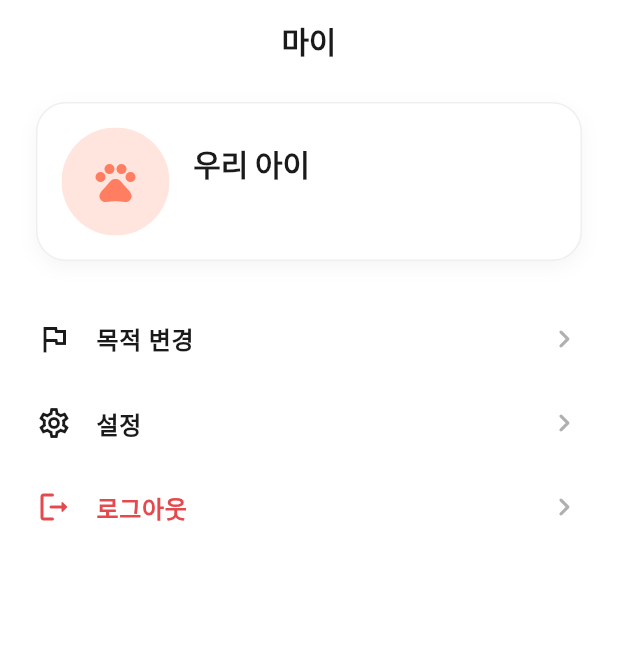
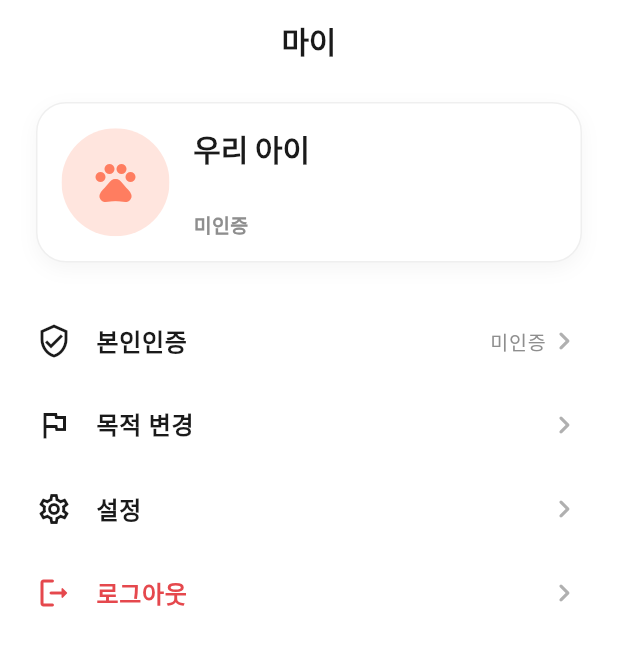
Before and after one commit to kyonghyun226/petdate, a Flutter app: the Y01MyScreen screen opened directly, on a phone screen of 412 x 824 dp. Shown: the top 646 px of the screen. Run offline on Flutter 3.47's test engine with Material 3 defaults, Android fonts, the phone set to English and light mode, and no system bars; our stand-ins replace firebase_core, flutter_riverpod; accounts and stored records are empty; Roboto replaces fonts that are missing (Pretendard).

Commit message:
feat: gate likes and matches on users.verifiedAt (A02)
P0 contract: Firestore denies likes/matches create without
users/{uid}.verifiedAt. A02 success mocks callable confirmIdentity
and mirrors the timestamp on session/profile. Unverified H01 like
and D01 CTA show 인증 후 반짝할 수 있어요 and open A02; pass stays
open. After verify, friend/walk CTAs return. No like quota UI.

Co-authored-by: hyun <kyonghyun226@users.noreply.github.com>

```diff
--- a/lib/copy/app_copy.dart
+++ b/lib/copy/app_copy.dart
@@ -131,6 +131,14 @@ abstract final class AppCopy {
 
   static const passTooltip = '패스';
   static const likeTooltip = '좋아요';
+  static const likeNeedsVerify = '인증 후 반짝할 수 있어요';
+
+  static const verifyTitle = '본인인증';
+  static const verifyBody = '반짝하려면 본인인증이 필요해요. 인증이 끝나면 친구 사귀기·같이 산책하기를 바로 이어갈 수 있어요.';
+  static const verifyCta = '인증하기';
+  static const verifyDone = '인증됐어요';
+  static const verifyStatusVerified = '인증됨';
+  static const verifyStatusUnverified = '미인증';
 
   static const reportMenu = '신고 · 차단';
   static const reportTitle = '이 프로필을 신고할까요?';
--- a/lib/flow/spark_actions.dart
+++ b/lib/flow/spark_actions.dart
@@ -3,11 +3,15 @@ import 'package:petdate/models/chat.dart';
 import 'package:petdate/models/discovery_profile.dart';
 import 'package:petdate/state/chat_provider.dart';
 import 'package:petdate/state/feed_provider.dart';
+import 'package:petdate/state/session_provider.dart';
 import 'package:petdate/state/spark_provider.dart';
 
 abstract final class SparkActions {
   /// Like [profile]. Returns true when it becomes a match.
+  ///
+  /// P0: no [AppSession.verifiedAt] → do not create likes/matches.
   static bool like(WidgetRef ref, DiscoveryProfile profile) {
+    if (!ref.read(sessionProvider).isVerified) return false;
     final matched = ref.read(sparkProvider.notifier).like(profile);
     ref.read(feedProvider.notifier).dismiss(profile.id);
     if (matched) {
--- a/lib/routing/app_routes.dart
+++ b/lib/routing/app_routes.dart
@@ -3,6 +3,7 @@ abstract final class AppRoutes {
   static const splash = '/s01';
   static const onboarding = '/s02';
   static const login = '/a01';
+  static const verify = '/a02';
   static const goal = '/o01';
   static const profileP01 = '/p01';
   static const profileP02 = '/p02';
--- a/lib/screens/main_shell/y01_my_screen.dart
+++ b/lib/screens/main_shell/y01_my_screen.dart
@@ -2,6 +2,7 @@ import 'package:flutter/material.dart';
 import 'package:flutter_riverpod/flutter_riverpod.dart';
 import 'package:petdate/copy/app_copy.dart';
 import 'package:petdate/copy/species_copy.dart';
+import 'package:petdate/flow/app_nav.dart';
 import 'package:petdate/models/pet_tag.dart';
 import 'package:petdate/screens/o01_goal/o01_goal_screen.dart';
 import 'package:petdate/screens/y01_settings/y01_settings_screen.dart';
@@ -17,6 +18,7 @@ class Y01MyScreen extends ConsumerWidget {
   Widget build(BuildContext context, WidgetRef ref) {
     final goal = ref.watch(sessionProvider.select((s) => s.goal));
     final draft = ref.watch(profileDraftProvider);
+    final verified = ref.watch(sessionProvider.select((s) => s.isVerified));
 
     return Scaffold(
       appBar: AppBar(
@@ -31,8 +33,18 @@ class Y01MyScreen extends ConsumerWidget {
           AppSpacing.xl,
         ),
         children: [
-          _PetSummaryCard(draft: draft, goal: goal),
+          _PetSummaryCard(draft: draft, goal: goal, verified: verified),
           const SizedBox(height: AppSpacing.xl),
+          _MenuTile(
+            icon: Icons.verified_user_outlined,
+            label: AppCopy.verifyTitle,
+            trailing: verified
+                ? AppCopy.verifyStatusVerified
+                : AppCopy.verifyStatusUnverified,
+            onTap: verified
+                ? () {}
+                : () => openIdentityVerification(context),
+          ),
           _MenuTile(
             icon: Icons.flag_outlined,
             label: AppCopy.myChangeGoal,
@@ -69,10 +81,15 @@ class Y01MyScreen extends ConsumerWidget {
 }
 
 class _PetSummaryCard extends StatelessWidget {
-  const _PetSummaryCard({required this.draft, required this.goal});
+  const _PetSummaryCard({
+    required this.draft,
+    required this.goal,
+    required this.verified,
+  });
 
   final ProfileDraft draft;
   final UserGoal? goal;
+  final bool verified;
 
   @override
   Widget build(BuildContext context) {
@@ -137,6 +154,16 @@ class _PetSummaryCard extends StatelessWidget {
                     style: AppTypography.caption,
                   ),
                 ],
+                const SizedBox(height: AppSpacing.xs),
+                Text(
+                  verified
+                      ? AppCopy.verifyStatusVerified
+                      : AppCopy.verifyStatusUnverified,
+                  style: AppTypography.caption.copyWith(
+                    color: verified ? AppColors.secondary : AppColors.textMuted,
+                    fontWeight: FontWeight.w600,
+                  ),
+                ),
               ],
             ),
           ),
```
Also changed, not shown: lib/firebase/identity_contract.dart (added, +41 -0 lines), lib/flow/app_nav.dart (+15 -0 lines), lib/screens/a02_verify/a02_verify_screen.dart (added, +83 -0 lines), lib/screens/d01_detail/d01_detail_screen.dart (+15 -21 lines), lib/screens/main_shell/h01_home_screen.dart (+45 -6 lines), lib/state/profile_provider.dart (+9 -0 lines), lib/state/session_provider.dart (+32 -0 lines), lib/widgets/buttons.dart (+8 -2 lines), 1 other file.
